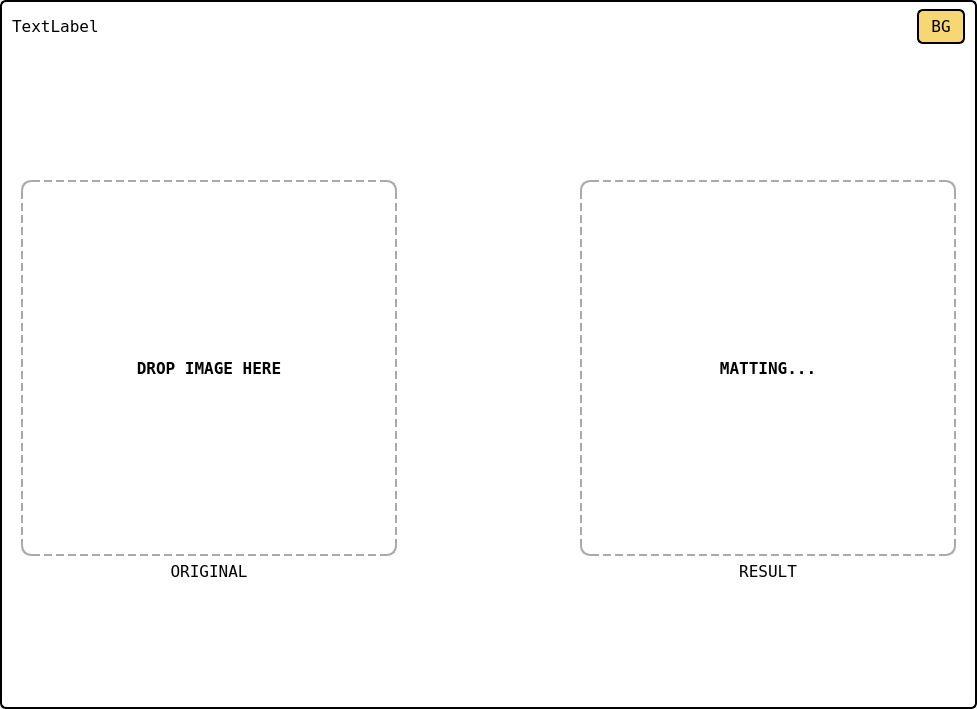
Old version of the form resource/matting_form.ui in the repository moiling/PortraitMatting-PyQt.
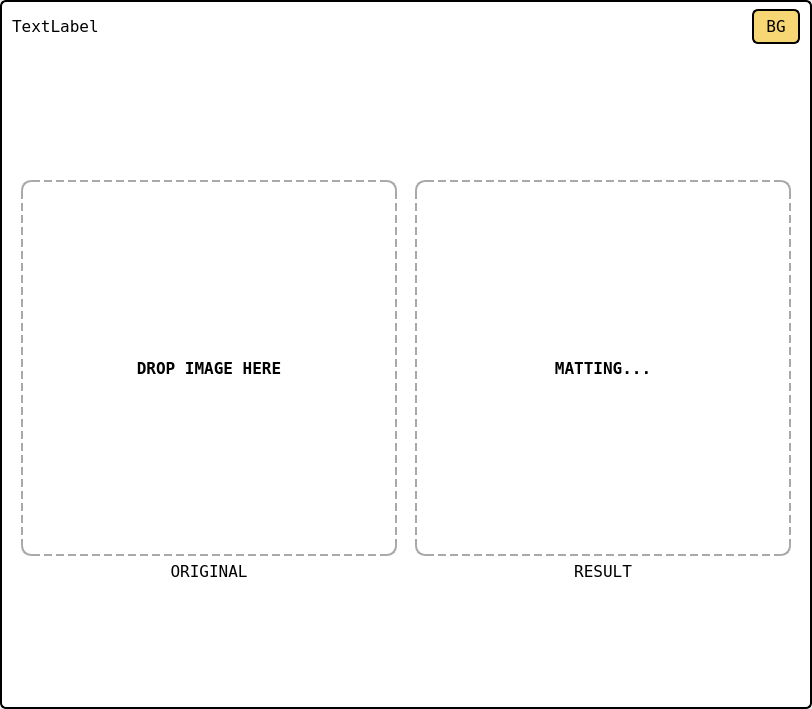
New version of the form.

```diff
--- a/resource/matting_form.ui
+++ b/resource/matting_form.ui
@@ -6,7 +6,7 @@
    <rect>
     <x>0</x>
     <y>0</y>
-    <width>977</width>
+    <width>812</width>
     <height>709</height>
    </rect>
   </property>
```
Left out of the diff: 2 changed lines with no effect on the pictures.
